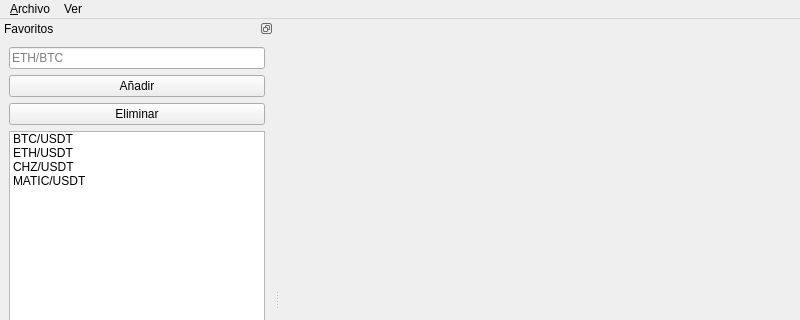
Above: mainwindow.ui from katmai1/qtradingview2 before the change; both pictures show x 0 to 800 and y 0 to 320 of the 800 by 600 pixel window. Below: the same form after it.
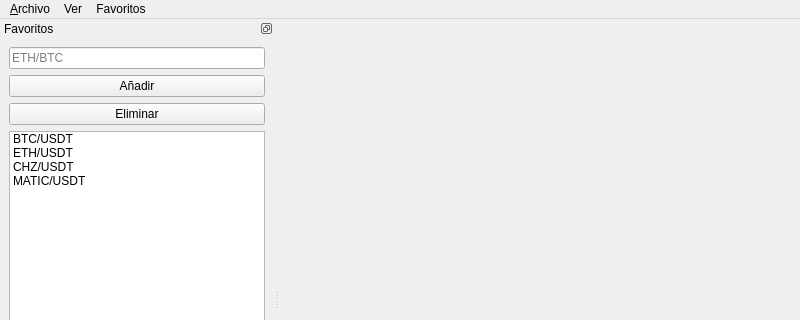
That is the form after the change. Icons and pictures are not drawn. Custom widgets are drawn as their Qt base class.

The edit to the form file:
```diff
--- a/mainwindow.ui
+++ b/mainwindow.ui
@@ -62,8 +62,15 @@
     </property>
     <addaction name="actionSalir"/>
    </widget>
+   <widget class="QMenu" name="menuFavoritos">
+    <property name="title">
+     <string>Favoritos</string>
+    </property>
+    <addaction name="actionGuardar_lista"/>
+   </widget>
    <addaction name="menu_Archivo"/>
    <addaction name="menuVer"/>
+   <addaction name="menuFavoritos"/>
   </widget>
   <widget class="QStatusBar" name="statusbar"/>
   <widget class="QDockWidget" name="dock_favoritos">
```
Left out of the diff: 5 changed lines with no effect on the pictures.
